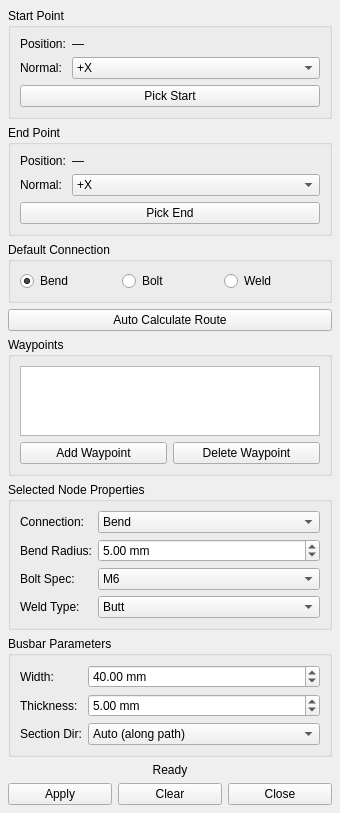
First picture: the form in src/ui/widget_busbar.ui, repository bezierC0/Qt_OCC, before the edit.
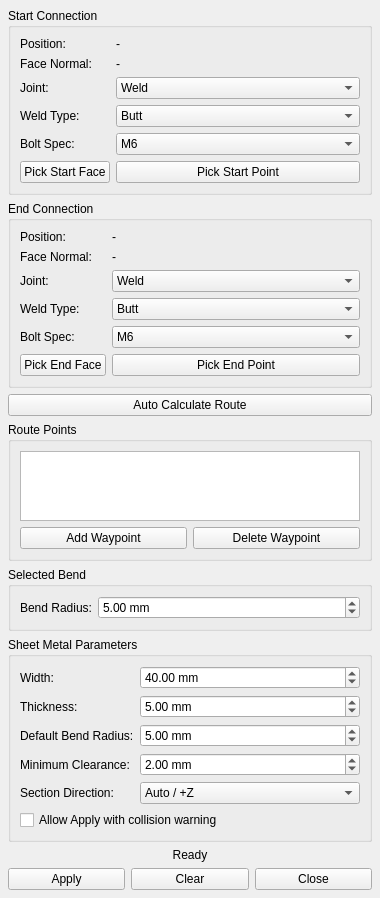
Second picture: the form after the edit.

Commit message:
feat : sheet metal
sheet metal connector

Diff of the .ui file:
```diff
--- a/src/ui/widget_busbar.ui
+++ b/src/ui/widget_busbar.ui
@@ -3,12 +3,7 @@
  <class>WidgetBusbar</class>
  <widget class="QWidget" name="WidgetBusbar">
   <property name="geometry">
-   <rect>
-    <x>0</x>
-    <y>0</y>
-    <width>340</width>
-    <height>700</height>
-   </rect>
+   <rect><x>0</x><y>0</y><width>380</width><height>820</height></rect>
   </property>
   <property name="windowTitle">
    <string>Busbar Routing</string>
@@ -24,40 +19,37 @@
    <!-- ============ Start Point ============ -->
    <item>
     <widget class="QGroupBox" name="groupBoxStart">
-     <property name="title">
-      <string>Start Point</string>
-     </property>
+     <property name="title"><string>Start Connection</string></property>
      <layout class="QFormLayout" name="formLayoutStart">
-      <item row="0" column="0">
-       <widget class="QLabel" name="labelStartPos">
-        <property name="text"><string>Position:</string></property>
+      <item row="0" column="0"><widget class="QLabel" name="labelStartPos"><property name="text"><string>Position:</string></property></widget></item>
+      <item row="0" column="1"><widget class="QLabel" name="labelStartPosValue"><property name="text"><string>-</string></property></widget></item>
+      <item row="1" column="0"><widget class="QLabel" name="labelStartNormal"><property name="text"><string>Face Normal:</string></property></widget></item>
+      <item row="1" column="1"><widget class="QLabel" name="labelStartNormalValue"><property name="text"><string>-</string></property></widget></item>
+      <item row="2" column="0"><widget class="QLabel" name="labelStartJoint"><property name="text"><string>Joint:</string></property></widget></item>
+      <item row="2" column="1">
+       <widget class="QComboBox" name="comboBoxStartJoint">
+        <item><property name="text"><string>Weld</string></property></item>
+        <item><property name="text"><string>Bolt / Nut</string></property></item>
        </widget>
       </item>
-      <item row="0" column="1">
-       <widget class="QLabel" name="labelStartPosValue">
-        <property name="text"><string>—</string></property>
+      <item row="3" column="0"><widget class="QLabel" name="labelStartWeldType"><property name="text"><string>Weld Type:</string></property></widget></item>
+      <item row="3" column="1">
+       <widget class="QComboBox" name="comboBoxStartWeldType">
+        <item><property name="text"><string>Butt</string></property></item>
+        <item><property name="text"><string>Lap</string></property></item>
        </widget>
       </item>
-      <item row="1" column="0">
-       <widget class="QLabel" name="labelStartNormal">
-        <property name="text"><string>Normal:</string></property>
+      <item row="4" column="0"><widget class="QLabel" name="labelStartBoltSpec"><property name="text"><string>Bolt Spec:</string></property></widget></item>
+      <item row="4" column="1">
+       <widget class="QComboBox" name="comboBoxStartBoltSpec">
+        <item><property name="text"><string>M6</string></property></item>
+        <item><property name="text"><string>M8</string></property></item>
+        <item><property name="text"><string>M10</string></property></item>
+        <item><property name="text"><string>M12</string></property></item>
        </widget>
       </item>
-      <item row="1" column="1">
-       <widget class="QComboBox" name="comboBoxStartNormal">
-        <item><property name="text"><string>+X</string></property></item>
-        <item><property name="text"><string>-X</string></property></item>
-        <item><property name="text"><string>+Y</string></property></item>
-        <item><property name="text"><string>-Y</string></property></item>
-        <item><property name="text"><string>+Z</string></property></item>
-        <item><property name="text"><string>-Z</string></property></item>
-       </widget>
-      </item>
-      <item row="2" column="0" colspan="2">
-       <widget class="QPushButton" name="pushButtonPickStart">
-        <property name="text"><string>Pick Start</string></property>
-       </widget>
-      </item>
+      <item row="5" column="0"><widget class="QPushButton" name="pushButtonPickStart"><property name="text"><string>Pick Start Face</string></property></widget></item>
+      <item row="5" column="1"><widget class="QPushButton" name="pushButtonPickStartPoint"><property name="text"><string>Pick Start Point</string></property></widget></item>
      </layout>
     </widget>
    </item>
@@ -65,104 +57,52 @@
    <!-- ============ End Point ============ -->
    <item>
     <widget class="QGroupBox" name="groupBoxEnd">
-     <property name="title">
-      <string>End Point</string>
-     </property>
+     <property name="title"><string>End Connection</string></property>
      <layout class="QFormLayout" name="formLayoutEnd">
-      <item row="0" column="0">
-       <widget class="QLabel" name="labelEndPos">
-        <property name="text"><string>Position:</string></property>
+      <item row="0" column="0"><widget class="QLabel" name="labelEndPos"><property name="text"><string>Position:</string></property></widget></item>
+      <item row="0" column="1"><widget class="QLabel" name="labelEndPosValue"><property name="text"><string>-</string></property></widget></item>
+      <item row="1" column="0"><widget class="QLabel" name="labelEndNormal"><property name="text"><string>Face Normal:</string></property></widget></item>
+      <item row="1" column="1"><widget class="QLabel" name="labelEndNormalValue"><property name="text"><string>-</string></property></widget></item>
+      <item row="2" column="0"><widget class="QLabel" name="labelEndJoint"><property name="text"><string>Joint:</string></property></widget></item>
+      <item row="2" column="1">
+       <widget class="QComboBox" name="comboBoxEndJoint">
+        <item><property name="text"><string>Weld</string></property></item>
+        <item><property name="text"><string>Bolt / Nut</string></property></item>
        </widget>
       </item>
-      <item row="0" column="1">
-       <widget class="QLabel" name="labelEndPosValue">
-        <property name="text"><string>—</string></property>
+      <item row="3" column="0"><widget class="QLabel" name="labelEndWeldType"><property name="text"><string>Weld Type:</string></property></widget></item>
+      <item row="3" column="1">
+       <widget class="QComboBox" name="comboBoxEndWeldType">
+        <item><property name="text"><string>Butt</string></property></item>
+        <item><property name="text"><string>Lap</string></property></item>
        </widget>
       </item>
-      <item row="1" column="0">
-       <widget class="QLabel" name="labelEndNormal">
-        <property name="text"><string>Normal:</string></property>
+      <item row="4" column="0"><widget class="QLabel" name="labelEndBoltSpec"><property name="text"><string>Bolt Spec:</string></property></widget></item>
+      <item row="4" column="1">
+       <widget class="QComboBox" name="comboBoxEndBoltSpec">
+        <item><property name="text"><string>M6</string></property></item>
+        <item><property name="text"><string>M8</string></property></item>
+        <item><property name="text"><string>M10</string></property></item>
+        <item><property name="text"><string>M12</string></property></item>
        </widget>
       </item>
-      <item row="1" column="1">
-       <widget class="QComboBox" name="comboBoxEndNormal">
-        <item><property name="text"><string>+X</string></property></item>
-        <item><property name="text"><string>-X</string></property></item>
-        <item><property name="text"><string>+Y</string></property></item>
-        <item><property name="text"><string>-Y</string></property></item>
-        <item><property name="text"><string>+Z</string></property></item>
-        <item><property name="text"><string>-Z</string></property></item>
-       </widget>
-      </item>
-      <item row="2" column="0" colspan="2">
-       <widget class="QPushButton" name="pushButtonPickEnd">
-        <property name="text"><string>Pick End</string></property>
-       </widget>
-      </item>
+      <item row="5" column="0"><widget class="QPushButton" name="pushButtonPickEnd"><property name="text"><string>Pick End Face</string></property></widget></item>
+      <item row="5" column="1"><widget class="QPushButton" name="pushButtonPickEndPoint"><property name="text"><string>Pick End Point</string></property></widget></item>
      </layout>
     </widget>
    </item>
 
-   <!-- ============ Default Connection Type ============ -->
-   <item>
-    <widget class="QGroupBox" name="groupBoxConnection">
-     <property name="title">
-      <string>Default Connection</string>
-     </property>
-     <layout class="QHBoxLayout" name="hLayoutConn">
-      <item>
-       <widget class="QRadioButton" name="radioButtonBend">
-        <property name="text"><string>Bend</string></property>
-        <property name="checked"><bool>true</bool></property>
-       </widget>
-      </item>
-      <item>
-       <widget class="QRadioButton" name="radioButtonBolt">
-        <property name="text"><string>Bolt</string></property>
-       </widget>
-      </item>
-      <item>
-       <widget class="QRadioButton" name="radioButtonWeld">
-        <property name="text"><string>Weld</string></property>
-       </widget>
-      </item>
-     </layout>
-    </widget>
-   </item>
+   <item><widget class="QPushButton" name="pushButtonAutoCalc"><property name="text"><string>Auto Calculate Route</string></property></widget></item>
 
-   <!-- ============ Auto Calculate ============ -->
-   <item>
-    <widget class="QPushButton" name="pushButtonAutoCalc">
-     <property name="text"><string>Auto Calculate Route</string></property>
-    </widget>
-   </item>
-
-   <!-- ============ Waypoint List ============ -->
    <item>
     <widget class="QGroupBox" name="groupBoxWaypoints">
-     <property name="title">
-      <string>Waypoints</string>
-     </property>
+     <property name="title"><string>Route Points</string></property>
      <layout class="QVBoxLayout" name="vLayoutWP">
-      <item>
-       <widget class="QListWidget" name="listWidgetWaypoints">
-        <property name="minimumHeight">
-         <number>100</number>
-        </property>
-       </widget>
-      </item>
+      <item><widget class="QListWidget" name="listWidgetWaypoints"><property name="minimumHeight"><number>100</number></property></widget></item>
       <item>
        <layout class="QHBoxLayout" name="hLayoutWPButtons">
-        <item>
-         <widget class="QPushButton" name="pushButtonAddWaypoint">
-          <property name="text"><string>Add Waypoint</string></property>
-         </widget>
-        </item>
-        <item>
-         <widget class="QPushButton" name="pushButtonDeleteWaypoint">
-          <property name="text"><string>Delete Waypoint</string></property>
-         </widget>
-        </item>
+        <item><widget class="QPushButton" name="pushButtonAddWaypoint"><property name="text"><string>Add Waypoint</string></property></widget></item>
+        <item><widget class="QPushButton" name="pushButtonDeleteWaypoint"><property name="text"><string>Delete Waypoint</string></property></widget></item>
        </layout>
       </item>
      </layout>
@@ -172,29 +112,10 @@
    <!-- ============ Node Properties ============ -->
    <item>
     <widget class="QGroupBox" name="groupBoxNodeProp">
-     <property name="title">
-      <string>Selected Node Properties</string>
-     </property>
+     <property name="title"><string>Selected Bend</string></property>
      <layout class="QFormLayout" name="formLayoutNodeProp">
-      <item row="0" column="0">
-       <widget class="QLabel" name="labelNodeType">
-        <property name="text"><string>Connection:</string></property>
-       </widget>
-      </item>
+      <item row="0" column="0"><widget class="QLabel" name="labelBendRadius"><property name="text"><string>Bend Radius:</string></property></widget></item>
       <item row="0" column="1">
-       <widget class="QComboBox" name="comboBoxNodeType">
-        <item><property name="text"><string>Bend</string></property></item>
-        <item><property name="text"><string>Bolt</string></property></item>
-        <item><property name="text"><string>Weld</string></property></item>
-       </widget>
-      </item>
-      <!-- Bend parameters -->
-      <item row="1" column="0">
-       <widget class="QLabel" name="labelBendRadius">
-        <property name="text"><string>Bend Radius:</string></property>
-       </widget>
-      </item>
-      <item row="1" column="1">
        <widget class="QDoubleSpinBox" name="spinBoxBendRadius">
         <property name="minimum"><double>0.1</double></property>
         <property name="maximum"><double>500.0</double></property>
@@ -202,42 +123,14 @@
         <property name="suffix"><string> mm</string></property>
        </widget>
       </item>
-      <!-- Bolt parameters -->
-      <item row="2" column="0">
-       <widget class="QLabel" name="labelBoltSpec">
-        <property name="text"><string>Bolt Spec:</string></property>
-       </widget>
-      </item>
-      <item row="2" column="1">
-       <widget class="QComboBox" name="comboBoxBoltSpec">
-        <item><property name="text"><string>M6</string></property></item>
-        <item><property name="text"><string>M8</string></property></item>
-        <item><property name="text"><string>M10</string></property></item>
-        <item><property name="text"><string>M12</string></property></item>
-       </widget>
-      </item>
-      <!-- Weld parameters -->
-      <item row="3" column="0">
-       <widget class="QLabel" name="labelWeldType">
-        <property name="text"><string>Weld Type:</string></property>
-       </widget>
-      </item>
-      <item row="3" column="1">
-       <widget class="QComboBox" name="comboBoxWeldType">
-        <item><property name="text"><string>Butt</string></property></item>
-        <item><property name="text"><string>Lap</string></property></item>
-       </widget>
-      </item>
      </layout>
     </widget>
    </item>
 
    <!-- ============ Busbar Parameters ============ -->
    <item>
-    <widget class="QGroupBox" name="groupBoxBusbarParams">
-     <property name="title">
-      <string>Busbar Parameters</string>
-     </property>
+    <widget class="QGroupBox" name="groupBoxSheetMetalParams">
+     <property name="title"><string>Sheet Metal Parameters</string></property>
      <layout class="QFormLayout" name="formLayoutParams">
       <item row="0" column="0">
        <widget class="QLabel" name="labelWidth">
@@ -265,51 +158,42 @@
         <property name="suffix"><string> mm</string></property>
        </widget>
       </item>
-      <item row="2" column="0">
-       <widget class="QLabel" name="labelSectionDir">
-        <property name="text"><string>Section Dir:</string></property>
-       </widget>
-      </item>
+      <item row="2" column="0"><widget class="QLabel" name="labelDefaultBendRadius"><property name="text"><string>Default Bend Radius:</string></property></widget></item>
       <item row="2" column="1">
+       <widget class="QDoubleSpinBox" name="spinBoxDefaultBendRadius">
+        <property name="minimum"><double>0.1</double></property><property name="maximum"><double>500.0</double></property>
+        <property name="value"><double>5.0</double></property><property name="suffix"><string> mm</string></property>
+       </widget>
+      </item>
+      <item row="3" column="0"><widget class="QLabel" name="labelClearance"><property name="text"><string>Minimum Clearance:</string></property></widget></item>
+      <item row="3" column="1">
+       <widget class="QDoubleSpinBox" name="spinBoxClearance">
+        <property name="minimum"><double>0.0</double></property><property name="maximum"><double>500.0</double></property>
+        <property name="value"><double>2.0</double></property><property name="suffix"><string> mm</string></property>
+       </widget>
+      </item>
+      <item row="4" column="0"><widget class="QLabel" name="labelSectionDir"><property name="text"><string>Section Direction:</string></property></widget></item>
+      <item row="4" column="1">
        <widget class="QComboBox" name="comboBoxSectionDir">
-        <item><property name="text"><string>Auto (along path)</string></property></item>
+        <item><property name="text"><string>Auto / +Z</string></property></item>
         <item><property name="text"><string>Fixed +X</string></property></item>
         <item><property name="text"><string>Fixed +Y</string></property></item>
         <item><property name="text"><string>Fixed +Z</string></property></item>
        </widget>
       </item>
+      <item row="5" column="0" colspan="2"><widget class="QCheckBox" name="checkBoxAllowCollision"><property name="text"><string>Allow Apply with collision warning</string></property></widget></item>
      </layout>
     </widget>
    </item>
 
-   <!-- ============ Status ============ -->
-   <item>
-    <widget class="QLabel" name="labelStatus">
-     <property name="text"><string>Ready</string></property>
-     <property name="alignment">
-      <set>Qt::AlignCenter</set>
-     </property>
-    </widget>
-   </item>
+   <item><widget class="QLabel" name="labelStatus"><property name="text"><string>Ready</string></property><property name="wordWrap"><bool>true</bool></property><property name="alignment"><set>Qt::AlignCenter</set></property></widget></item>
 
    <!-- ============ Action Buttons ============ -->
    <item>
     <layout class="QHBoxLayout" name="hLayoutActions">
-     <item>
-      <widget class="QPushButton" name="pushButtonApply">
-       <property name="text"><string>Apply</string></property>
-      </widget>
-     </item>
-     <item>
-      <widget class="QPushButton" name="pushButtonClear">
-       <property name="text"><string>Clear</string></property>
-      </widget>
-     </item>
-     <item>
-      <widget class="QPushButton" name="pushButtonClose">
-       <property name="text"><string>Close</string></property>
-      </widget>
-     </item>
+     <item><widget class="QPushButton" name="pushButtonApply"><property name="text"><string>Apply</string></property></widget></item>
+     <item><widget class="QPushButton" name="pushButtonClear"><property name="text"><string>Clear</string></property></widget></item>
+     <item><widget class="QPushButton" name="pushButtonClose"><property name="text"><string>Close</string></property></widget></item>
     </layout>
    </item>
 
```
Left out of the diff: 41 changed lines with no effect on the pictures. The commit also changes 19 other files.
